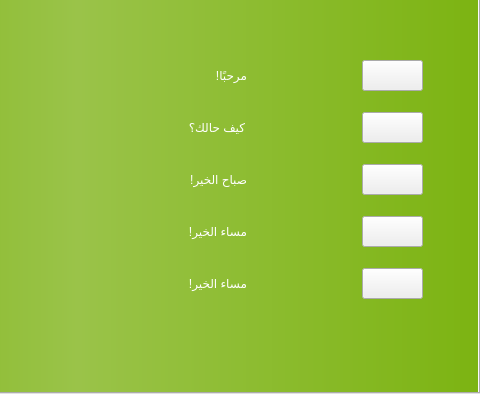
The window that ui/main_window.ui (LucasRibeiroRJBR/Lang_Explorer) describes before a commit, drawn with Qt 5; both pictures show x 340 to 820 and y 86 to 480 of the 820 by 480 pixel window.
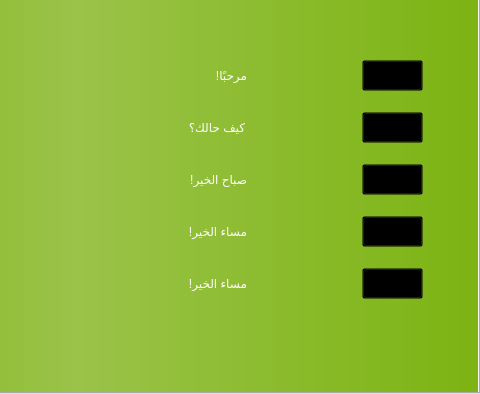
The same window after the commit.

```diff
--- a/ui/main_window.ui
+++ b/ui/main_window.ui
@@ -31,6 +31,11 @@
   <property name="windowTitle">
    <string>Lang Explorer</string>
   </property>
+  <property name="styleSheet">
+   <string notr="true">QPushButton {
+	background-color: #00000000;
+}</string>
+  </property>
   <property name="currentIndex">
    <number>0</number>
   </property>
```
